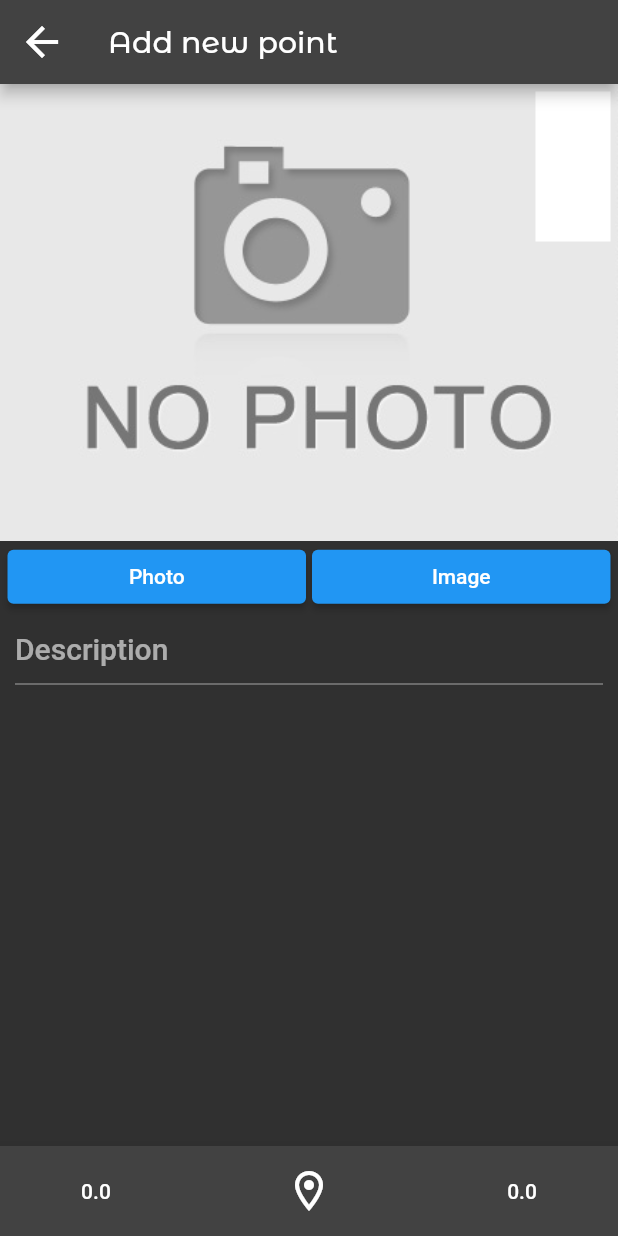
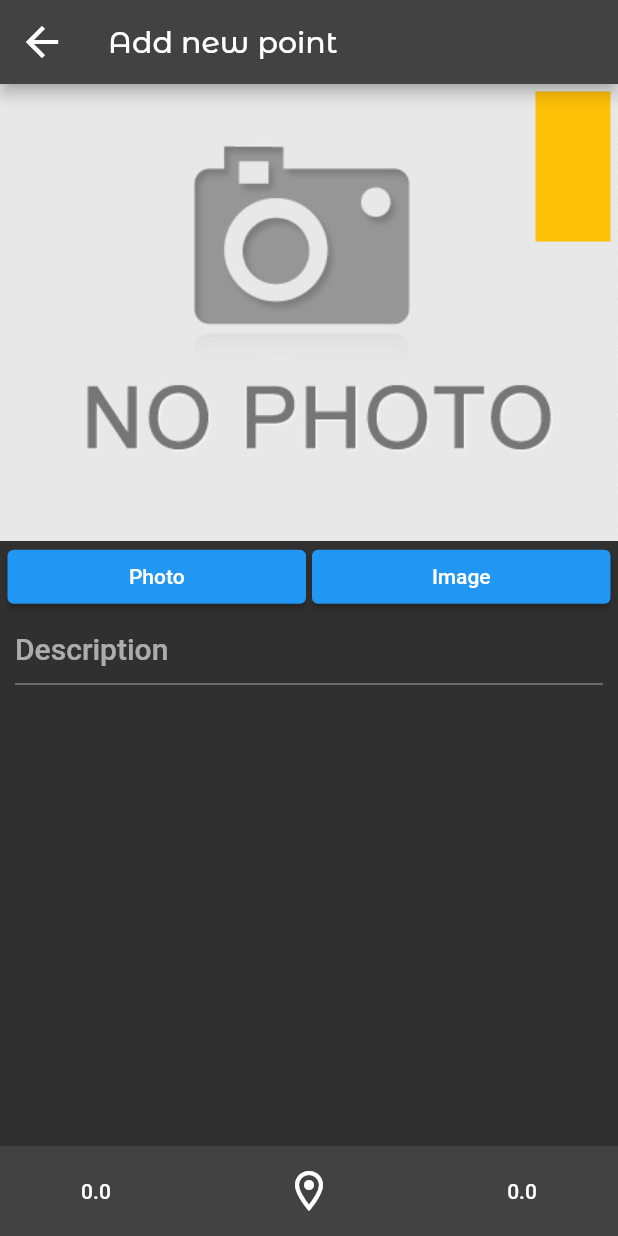
Before and after one commit to hardhill/Landmark-mobile, a Flutter app: the AddPointPage screen opened directly, on a phone screen of 412 x 824 dp. Run offline on Flutter 3.47's test engine with Material 2 defaults, Android fonts, the phone set to English and light mode, and no system bars; our stand-ins replace fluttertoast, geolocator, image_picker; network calls fail.

```diff
--- a/lib/pages/add_point_page.dart
+++ b/lib/pages/add_point_page.dart
@@ -87,7 +87,7 @@ class _AddPointPageState extends State<AddPointPage> {
             child: Container(
               width: 50,
               height: 100,
-              color: Colors.white,
+              decoration: BoxDecoration(color: Colors.amber),
             )),
       ]),
     );
```
